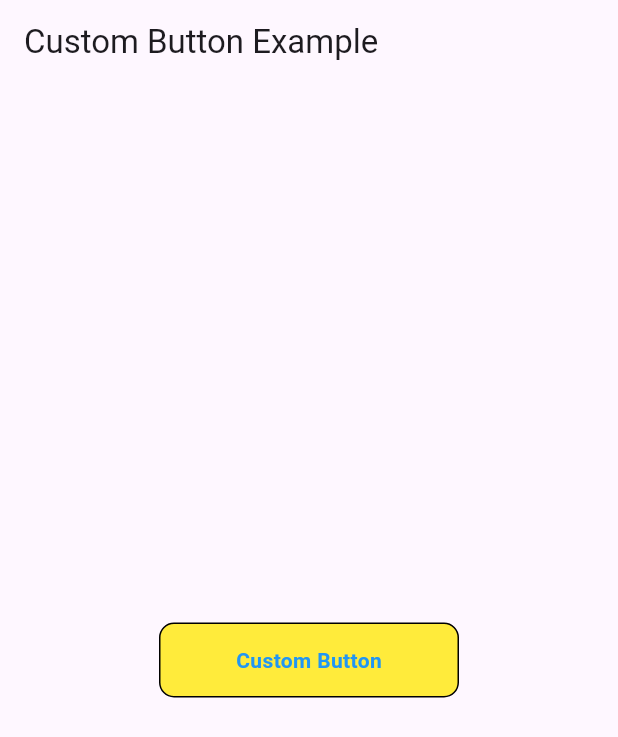
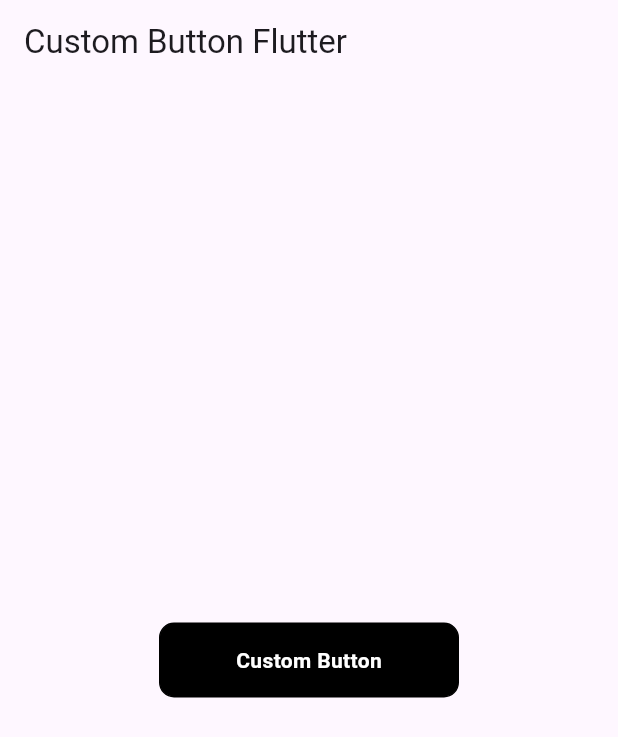
Before and after one commit to Iftikhar32/Custom_button, a Flutter app: the screen it shows after launch, on a phone screen of 412 x 824 dp. Shown: the top 737 px of the screen. Run offline on Flutter 3.47's test engine with Material 3 defaults, Android fonts, the phone set to English and light mode, and no system bars.

Commit message:
third commit

```diff
--- a/lib/main.dart
+++ b/lib/main.dart
@@ -10,12 +10,12 @@ class MyApp extends StatelessWidget {
     return MaterialApp(
       home: Scaffold(
         appBar: AppBar(
-          title: Text('Custom Button Example'),
+          title: Text('Custom Button Flutter'),
         ),
         body: Center(
           child: CustomButton(
-            color: Colors.blue, // Color for the button
-            containerColor: Colors.yellow, // Color for the container
+            color: Colors.white, // Color for the button
+            containerColor: Colors.black, // Color for the container
             onTap: () {
               // Handle button tap
               print('Button tapped!');
```
Also changed, not shown: 1 other file.
